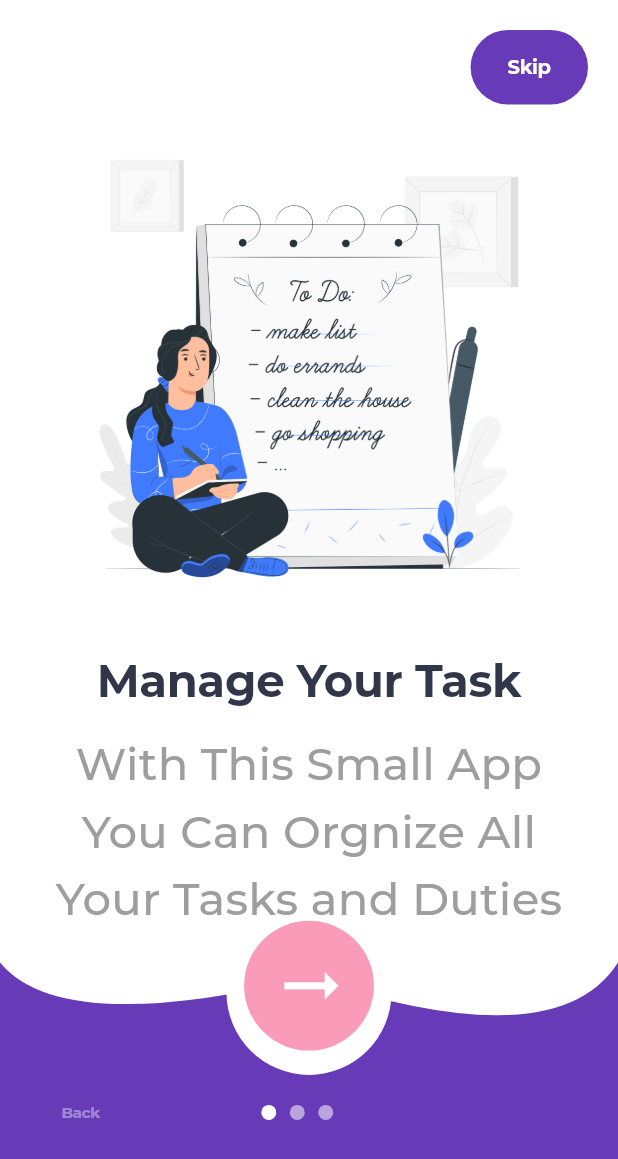
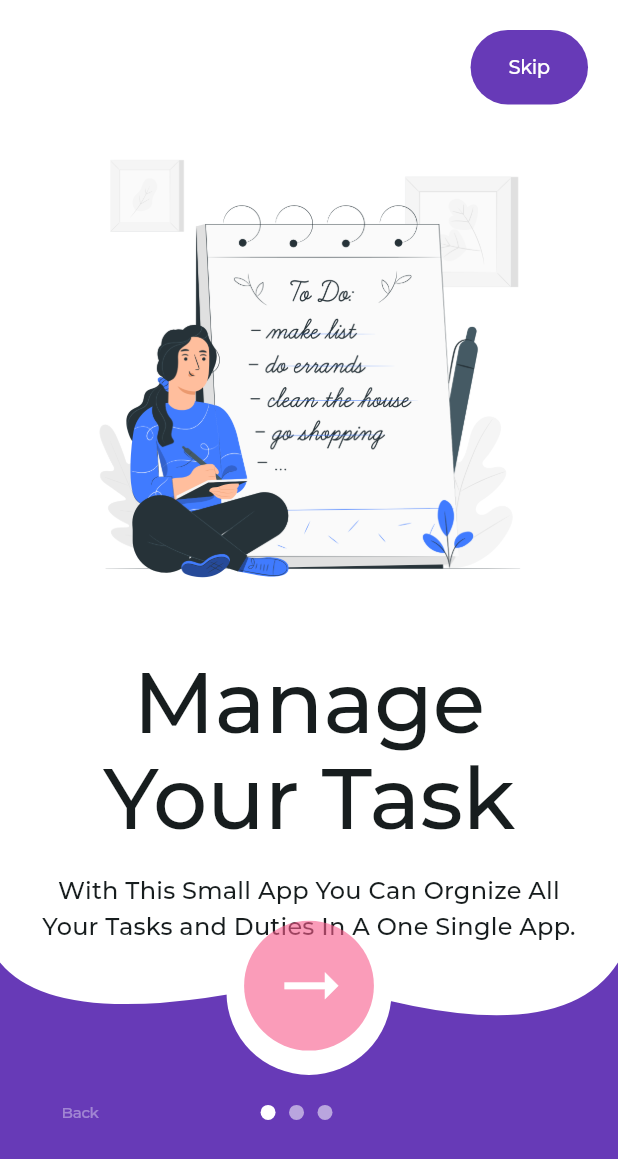
Before and after one commit to OmarJ9/my-todo, a Flutter app: the OnboardingPage screen opened by its route, on a phone screen of 412 x 824 dp. Shown: the top 1159 px of the screen. Run offline on Flutter 3.47's test engine with Material 3 defaults, Android fonts, the phone set to English and light mode, and no system bars; our stand-ins replace animate_do, another_flushbar, cloud_firestore, date_picker_timeline, equatable, firebase_auth and 6 more; accounts and stored records are empty.

Commit message:
add custom styles

```diff
--- a/lib/core/constants/consts_variables.dart
+++ b/lib/core/constants/consts_variables.dart
@@ -1,7 +1,7 @@
 import 'package:flutter/material.dart';
 import 'package:todo_app/data/models/onboarding_model.dart';
 import 'package:todo_app/core/constants/app_assets.dart';
-import 'package:todo_app/core/theme/colors.dart';
+import 'package:todo_app/core/theme/app_colors.dart';
 
 List<OnBoardingModel> onboardinglist = const [
   OnBoardingModel(
--- a/lib/core/theme/colors.dart
+++ b/lib/core/theme/app_colors.dart
@@ -1,6 +1,7 @@
 import 'package:flutter/material.dart';
 
 class Appcolors {
+  const Appcolors._();
   static const Color black = Color(0xFF323649);
   static const Color white = Colors.white;
   static const Color bleu = Color(0xFF49C9EB);
--- /dev/null
+++ b/lib/core/theme/app_thems.dart
@@ -0,0 +1,23 @@
+import 'package:flutter/material.dart';
+
+import 'package:todo_app/core/theme/app_colors.dart';
+
+class MyTheme {
+  static ThemeData lightTheme = ThemeData(
+    brightness: Brightness.light,
+    fontFamily: "Montserrat",
+    colorScheme: ColorScheme.fromSeed(
+      seedColor: Appcolors.white,
+      brightness: Brightness.light,
+    ),
+  );
+
+  static ThemeData darkTheme = ThemeData(
+    brightness: Brightness.dark,
+    fontFamily: "Montserrat",
+    colorScheme: ColorScheme.fromSeed(
+      seedColor: Appcolors.black,
+      brightness: Brightness.dark,
+    ),
+  );
+}
--- a/lib/core/theme/themes.dart
+++ /dev/null
@@ -1,41 +0,0 @@
-import 'package:flutter/material.dart';
-
-import 'package:todo_app/core/theme/colors.dart';
-
-class MyTheme {
-  static ThemeData lightTheme = ThemeData(
-      brightness: Brightness.light,
-      fontFamily: "Montserrat",
-      textTheme: TextTheme(
-        displayLarge: TextStyle(
-          fontSize: 30,
-          fontWeight: FontWeight.bold,
-          color: Appcolors.black,
-        ),
-        titleMedium: TextStyle(
-          fontSize: 30,
-          fontWeight: FontWeight.w500,
-          color: Colors.grey,
-        ),
-      ),
-      colorScheme: ColorScheme.fromSeed(
-          seedColor: Appcolors.white, brightness: Brightness.light));
-
-  static ThemeData darkTheme = ThemeData(
-      brightness: Brightness.dark,
-      fontFamily: "Montserrat",
-      textTheme: const TextTheme(
-        displayLarge: TextStyle(
-          fontSize: 30,
-          fontWeight: FontWeight.bold,
-          color: Appcolors.white,
-        ),
-        titleMedium: TextStyle(
-          fontSize: 18,
-          fontWeight: FontWeight.w300,
-          color: Appcolors.white,
-        ),
-      ),
-      colorScheme: ColorScheme.fromSeed(
-          seedColor: Appcolors.black, brightness: Brightness.dark));
-}
--- a/lib/core/widgets/circular_button.dart
+++ b/lib/core/widgets/circular_button.dart
@@ -1,6 +1,6 @@
 import 'package:flutter/material.dart';
 import 'package:sizer/sizer.dart';
-import 'package:todo_app/core/theme/colors.dart';
+import 'package:todo_app/core/theme/app_colors.dart';
 
 class CircularButton extends StatelessWidget {
   const CircularButton(
--- a/lib/core/widgets/mybutton.dart
+++ b/lib/core/widgets/mybutton.dart
@@ -1,6 +1,6 @@
 import 'package:flutter/material.dart';
 import 'package:sizer/sizer.dart';
-import 'package:todo_app/core/theme/colors.dart';
+import 'package:todo_app/core/theme/app_colors.dart';
 
 class MyButton extends StatelessWidget {
   const MyButton(
--- a/lib/core/widgets/mysnackbar.dart
+++ b/lib/core/widgets/mysnackbar.dart
@@ -1,6 +1,6 @@
 import 'package:another_flushbar/flushbar.dart';
 import 'package:flutter/material.dart';
-import 'package:todo_app/core/theme/colors.dart';
+import 'package:todo_app/core/theme/app_colors.dart';
 
 class MySnackBar extends Flushbar {
   MySnackBar({super.key});
--- a/lib/core/widgets/mytextfield.dart
+++ b/lib/core/widgets/mytextfield.dart
@@ -1,6 +1,6 @@
 import 'package:flutter/material.dart';
 import 'package:sizer/sizer.dart';
-import 'package:todo_app/core/theme/colors.dart';
+import 'package:todo_app/core/theme/app_colors.dart';
 
 class MyTextfield extends StatelessWidget {
   final IconData icon;
--- a/lib/features/auth/presentation/login_page.dart
+++ b/lib/features/auth/presentation/login_page.dart
@@ -10,7 +10,7 @@
 import 'package:todo_app/core/widgets/mysnackbar.dart';
 import 'package:todo_app/core/widgets/mytextfield.dart';
 import 'package:todo_app/core/constants/app_assets.dart';
-import 'package:todo_app/core/theme/colors.dart';
+import 'package:todo_app/core/theme/app_colors.dart';
 import 'package:todo_app/core/utils/validators.dart';
 
 class LoginPage extends StatefulWidget {
--- a/lib/features/auth/presentation/signup_page.dart
+++ b/lib/features/auth/presentation/signup_page.dart
@@ -10,7 +10,7 @@
 import 'package:todo_app/core/widgets/mysnackbar.dart';
 import 'package:todo_app/core/widgets/mytextfield.dart';
 import 'package:todo_app/core/constants/app_assets.dart';
-import 'package:todo_app/core/theme/colors.dart';
+import 'package:todo_app/core/theme/app_colors.dart';
 import 'package:todo_app/core/utils/validators.dart';
 
 class SignUpPage extends StatefulWidget {
--- a/lib/features/onboarding/presentation/custom_dots.dart
+++ b/lib/features/onboarding/presentation/custom_dots.dart
@@ -1,6 +1,6 @@
 import 'package:flutter/material.dart';
 import 'package:sizer/sizer.dart';
-import 'package:todo_app/core/theme/colors.dart';
+import 'package:todo_app/core/theme/app_colors.dart';
 
 class CustomDots extends StatelessWidget {
   final int myindex;
--- a/lib/features/onboarding/presentation/onboarding.dart
+++ b/lib/features/onboarding/presentation/onboarding.dart
@@ -9,7 +9,7 @@
 import 'package:todo_app/features/welcome/mycustompainter.dart';
 import 'package:todo_app/features/onboarding/presentation/onboarding_item.dart';
 import 'package:todo_app/core/constants/consts_variables.dart';
-import 'package:todo_app/core/theme/colors.dart';
+import 'package:todo_app/core/theme/app_colors.dart';
 
 import '../../../core/route/app_router.dart';
 
--- a/lib/features/task/presentation/addtask_screen.dart
+++ b/lib/features/task/presentation/addtask_screen.dart
@@ -7,7 +7,7 @@
 import 'package:todo_app/core/widgets/mybutton.dart';
 import 'package:todo_app/core/widgets/mytextfield.dart';
 import 'package:todo_app/core/constants/consts_variables.dart';
-import 'package:todo_app/core/theme/colors.dart';
+import 'package:todo_app/core/theme/app_colors.dart';
 
 class AddTaskScreen extends StatefulWidget {
   final TaskModel? task;
--- a/lib/features/task/presentation/my_homepage.dart
+++ b/lib/features/task/presentation/my_homepage.dart
@@ -17,7 +17,7 @@
 import 'package:todo_app/features/task/presentation/task_container.dart';
 import 'package:todo_app/core/constants/app_assets.dart';
 import 'package:todo_app/core/constants/consts_variables.dart';
-import 'package:todo_app/core/theme/colors.dart';
+import 'package:todo_app/core/theme/app_colors.dart';
 
 import '../../../core/route/app_router.dart';
 
--- a/lib/features/welcome/welcome_page.dart
+++ b/lib/features/welcome/welcome_page.dart
@@ -7,7 +7,7 @@
 import 'package:todo_app/core/widgets/mybutton.dart';
 import 'package:todo_app/core/widgets/myindicator.dart';
 import 'package:todo_app/core/constants/app_assets.dart';
-import 'package:todo_app/core/theme/colors.dart';
+import 'package:todo_app/core/theme/app_colors.dart';
 
 import '../../core/route/app_router.dart';
 
--- a/lib/main.dart
+++ b/lib/main.dart
@@ -13,7 +13,7 @@
 import 'package:todo_app/core/widgets/myindicator.dart';
 import 'package:todo_app/core/constants/consts_variables.dart';
 import 'package:todo_app/core/route/app_router.dart';
-import 'package:todo_app/core/theme/themes.dart';
+import 'package:todo_app/core/theme/app_thems.dart';
 
 import 'features/auth/presentation/auth/authentication_cubit.dart';
 
```
Also changed, not shown: lib/core/constants/app_sizes.dart (added, +28 -0 lines), lib/core/theme/app_styles.dart (added, +156 -0 lines).
